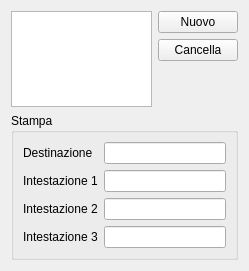
This is src/destinazionidlg.ui in mtonin/gestcassa as Qt 5 draws it before an edit. The edited form follows.
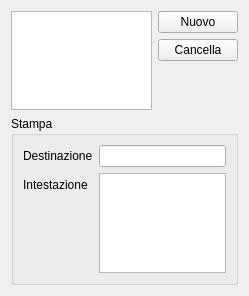
This is the edited form.

Commit message: - cambiato widget intestazioni in caselle di testo multiriga

Diff of the .ui file:
```diff
--- a/src/destinazionidlg.ui
+++ b/src/destinazionidlg.ui
@@ -7,7 +7,7 @@
     <x>0</x>
     <y>0</y>
     <width>249</width>
-    <height>271</height>
+    <height>296</height>
    </rect>
   </property>
   <property name="windowTitle">
@@ -77,6 +77,9 @@
       <string>Stampa</string>
      </property>
      <layout class="QFormLayout" name="formLayout">
+      <property name="fieldGrowthPolicy">
+       <enum>QFormLayout::AllNonFixedFieldsGrow</enum>
+      </property>
       <item row="0" column="0">
        <widget class="QLabel" name="label_5">
         <property name="text">
@@ -90,32 +93,12 @@
       <item row="1" column="0">
        <widget class="QLabel" name="label_2">
         <property name="text">
-         <string>Intestazione 1</string>
+         <string>Intestazione</string>
         </property>
        </widget>
       </item>
       <item row="1" column="1">
-       <widget class="QLineEdit" name="intestazioneDest1Txt"/>
-      </item>
-      <item row="2" column="0">
-       <widget class="QLabel" name="label_3">
-        <property name="text">
-         <string>Intestazione 2</string>
-        </property>
-       </widget>
-      </item>
-      <item row="2" column="1">
-       <widget class="QLineEdit" name="intestazioneDest2Txt"/>
-      </item>
-      <item row="3" column="0">
-       <widget class="QLabel" name="label_4">
-        <property name="text">
-         <string>Intestazione 3</string>
-        </property>
-       </widget>
-      </item>
-      <item row="3" column="1">
-       <widget class="QLineEdit" name="intestazioneDest3Txt"/>
+       <widget class="QPlainTextEdit" name="intestazioneDestTxt"/>
       </item>
      </layout>
     </widget>
```
The commit also changes 6 other files.
